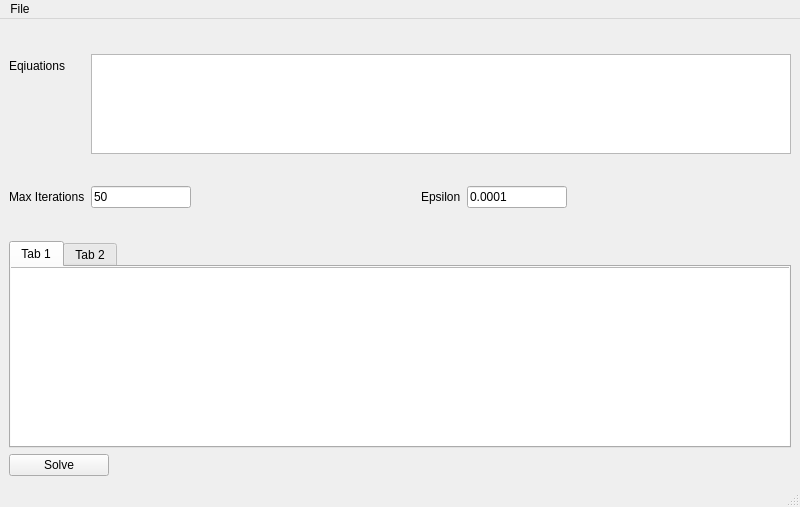
Old version of the form part2.ui in the repository MohammedAbdelbarry/numerical-analysis.
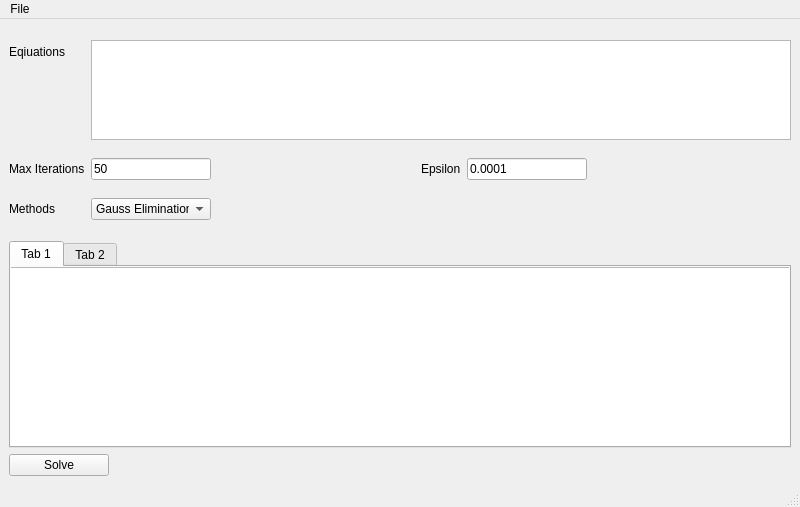
New version of the form.

Commit message: Modified UI for system solver

Patch:
```diff
--- a/part2.ui
+++ b/part2.ui
@@ -50,7 +50,7 @@
          <widget class="QLineEdit" name="lineEdit">
           <property name="maximumSize">
            <size>
-            <width>100</width>
+            <width>120</width>
             <height>16777215</height>
            </size>
           </property>
@@ -83,7 +83,7 @@
          <widget class="QLineEdit" name="lineEdit_2">
           <property name="maximumSize">
            <size>
-            <width>100</width>
+            <width>120</width>
             <height>16777215</height>
            </size>
           </property>
@@ -107,6 +107,48 @@
         </item>
        </layout>
       </item>
+      <item row="2" column="0">
+       <widget class="QLabel" name="label_4">
+        <property name="text">
+         <string>Methods</string>
+        </property>
+       </widget>
+      </item>
+      <item row="2" column="1">
+       <widget class="QComboBox" name="method_select">
+        <property name="maximumSize">
+         <size>
+          <width>120</width>
+          <height>16777215</height>
+         </size>
+        </property>
+        <item>
+         <property name="text">
+          <string>Gauss Elimination</string>
+         </property>
+        </item>
+        <item>
+         <property name="text">
+          <string>Gauss-Jordan</string>
+         </property>
+        </item>
+        <item>
+         <property name="text">
+          <string>Gauss-Seidel</string>
+         </property>
+        </item>
+        <item>
+         <property name="text">
+          <string>LU Decomposition</string>
+         </property>
+        </item>
+        <item>
+         <property name="text">
+          <string>Jacobi Elimination</string>
+         </property>
+        </item>
+       </widget>
+      </item>
      </layout>
     </item>
     <item>
```
Left out of the diff: 2 changed lines with no effect on the pictures.
